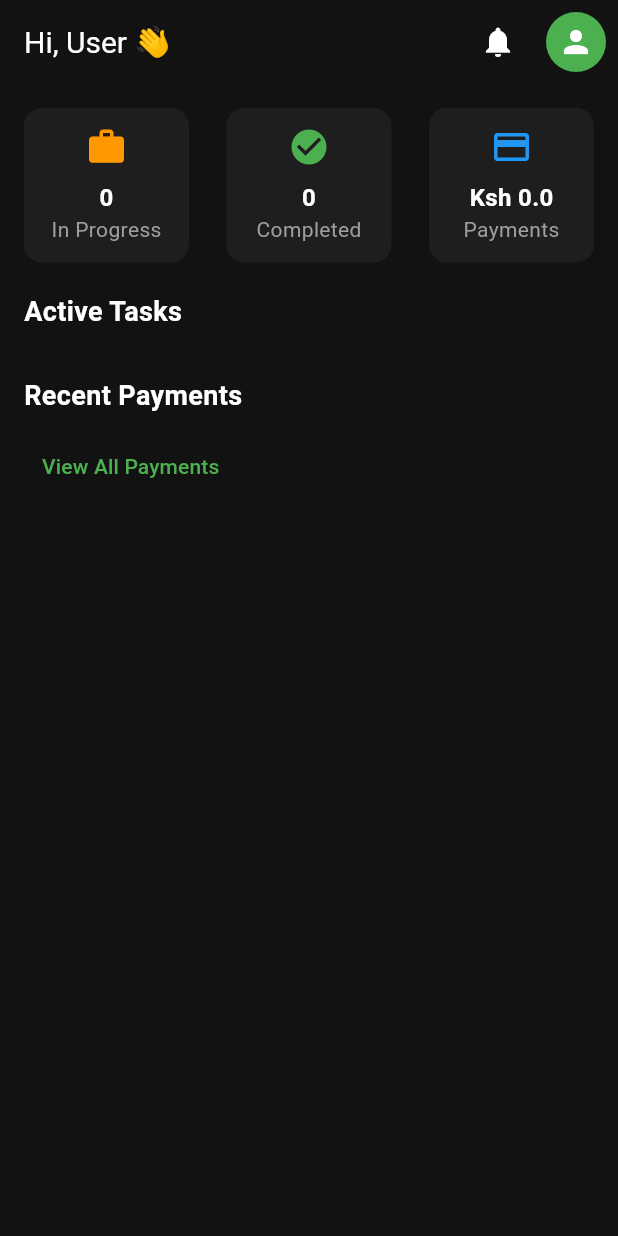
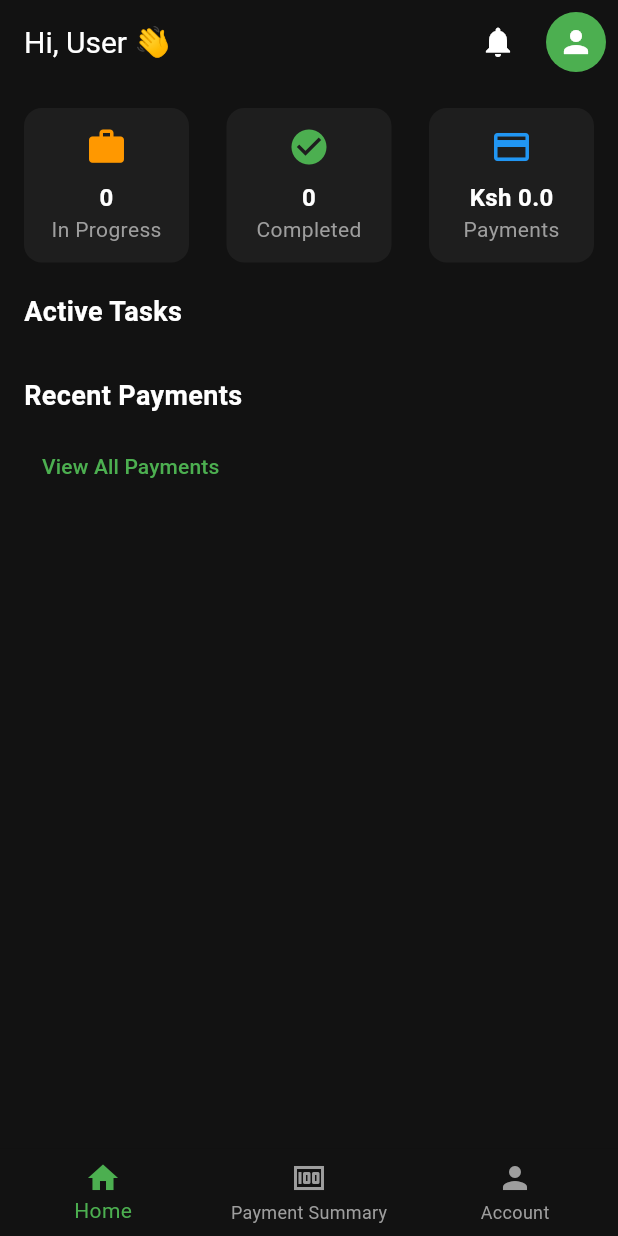
Before and after one commit to machageDev/system-helawork, a Flutter app: the DashboardPage screen opened directly, on a phone screen of 412 x 824 dp. Run offline on Flutter 3.47's test engine with Material 3 defaults, Android fonts, the light colour scheme and no system bars; our stand-ins replace shared_preferences; accounts and stored records are empty; network calls fail.

Commit message:
navigation bar

```diff
--- a/flutterapp/helawork_app/lib/home/dashboard_page.dart
+++ b/flutterapp/helawork_app/lib/home/dashboard_page.dart
@@ -17,6 +17,10 @@ class _DashboardPageState extends State<DashboardPage> {
   double totalPayments = 0.0;
   List<dynamic> activeTasks = [];
   List<dynamic> recentPayments = [];
+
+  int _selectedIndex = 0; // for BottomNavigation
+  final Color bgColor = const Color(0xFF121212);
+  final Color subTextColor = Colors.grey;
 
   @override
   void initState() {
@@ -47,10 +51,28 @@ class _DashboardPageState extends State<DashboardPage> {
     }
   }
 
+  void _onItemTapped(int index) {
+    setState(() {
+      _selectedIndex = index;
+    });
+
+    if (index == 1) {
+      Navigator.push(
+        context,
+        MaterialPageRoute(builder: (_) => const PaymentSummaryPage()),
+      );
+    } else if (index == 2) {
+      Navigator.push(
+        context,
+        MaterialPageRoute(builder: (_) => const UserProfileScreen()),
+      );
+    }
+  }
+
   @override
   Widget build(BuildContext context) {
     return Scaffold(
-      backgroundColor: const Color(0xFF121212),
+      backgroundColor: bgColor,
       appBar: AppBar(
         backgroundColor: Colors.transparent,
         elevation: 0,
@@ -127,6 +149,20 @@ class _DashboardPageState extends State<DashboardPage> {
             ],
           ),
         ),
+      ),
+
+      // ✅ Bottom Navigation Bar added here
+      bottomNavigationBar: BottomNavigationBar(
+        currentIndex: _selectedIndex,
+        onTap: _onItemTapped,
+        backgroundColor: bgColor,
+        selectedItemColor: Colors.green,
+        unselectedItemColor: subTextColor,
+        items: const [
+          BottomNavigationBarItem(icon: Icon(Icons.home), label: "Home"),
+          BottomNavigationBarItem(icon: Icon(Icons.money), label: "Payment Summary"),
+          BottomNavigationBarItem(icon: Icon(Icons.person), label: "Account"),
+        ],
       ),
     );
   }
```
